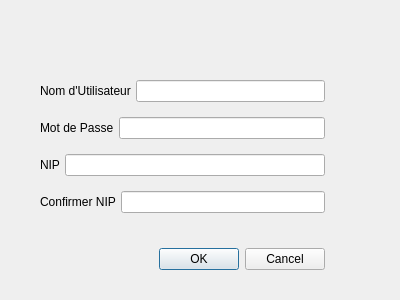
First picture: the form in cpp/client/prescrit-client/userlogin.ui, repository xavier-berthiaume/prescrit, before the edit.
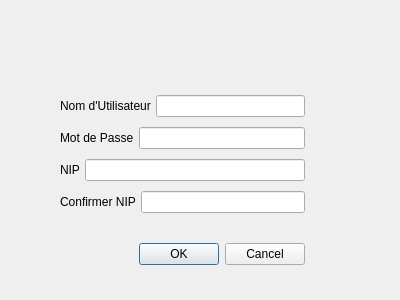
Second picture: the form after the edit.

Commit message: Added userlogin ui element

```diff
--- a/cpp/client/prescrit-client/userlogin.ui
+++ b/cpp/client/prescrit-client/userlogin.ui
@@ -19,13 +19,25 @@
      <x>40</x>
      <y>70</y>
      <width>285</width>
-     <height>210</height>
+     <height>223</height>
     </rect>
    </property>
    <layout class="QVBoxLayout" name="loginLayout">
     <property name="spacing">
      <number>5</number>
     </property>
+    <property name="leftMargin">
+     <number>20</number>
+    </property>
+    <property name="topMargin">
+     <number>20</number>
+    </property>
+    <property name="rightMargin">
+     <number>20</number>
+    </property>
+    <property name="bottomMargin">
+     <number>20</number>
+    </property>
     <item>
      <layout class="QHBoxLayout" name="horizontalLayout">
       <item>
```
The commit also changes 2 other files.
